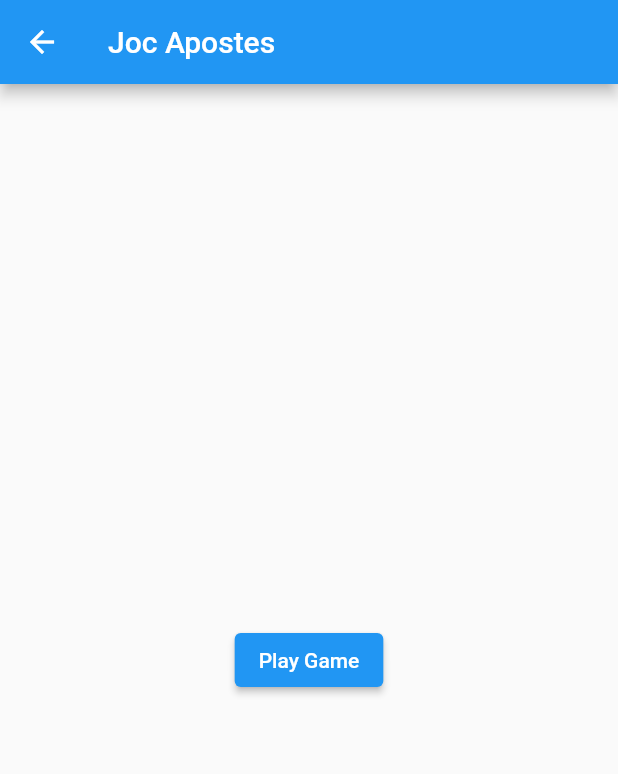
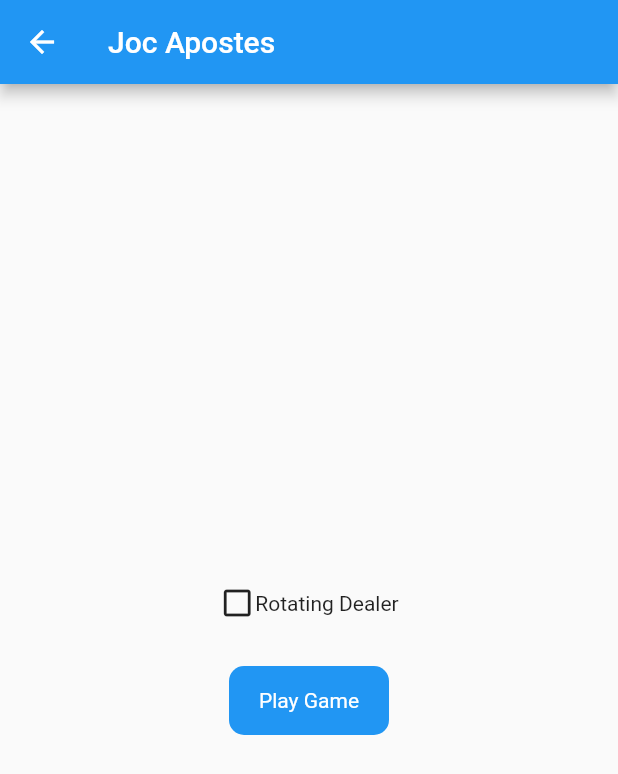
Before and after one commit to Morgan1420/app_apostes, a Flutter app: the SelectGameScreen screen opened directly, on a phone screen of 412 x 824 dp. Shown: the top 774 px of the screen. Run offline on Flutter 3.47's test engine with Material 2 defaults, Android fonts, the phone set to English and light mode, and no system bars.

Commit message:
creating game game structure done

```diff
--- a/flutter_app/app_apostes_v0/lib/AppScreens/main.dart
+++ b/flutter_app/app_apostes_v0/lib/AppScreens/main.dart
@@ -57,7 +57,7 @@ class MainApp extends StatelessWidget {
                   MaterialPageRoute(
                       builder: (context) => const CreateGameScreen()),
                 );
-                game.jugadors.clear();
+                game.resetejarJoc();
                 game.afegirJugador("Jugador 1");
               },
               child: Center(
@@ -67,7 +67,7 @@ class MainApp extends StatelessWidget {
                   decoration: BoxDecoration(
                       color: Colors.blue,
                       borderRadius: BorderRadius.circular(10)),
-                  child: const Text("Change screen",
+                  child: const Text("Create New Game",
                       style: TextStyle(color: Colors.white)),
                 ),
               ),
--- a/flutter_app/app_apostes_v0/lib/AppScreens/select_game_options_screen.dart
+++ b/flutter_app/app_apostes_v0/lib/AppScreens/select_game_options_screen.dart
@@ -2,6 +2,8 @@ import 'package:app_apostes_v0/AppScreens/playGameScreen.dart';
 import 'package:flutter/material.dart';
 import 'select_money_screen.dart';
 import 'playGameScreen.dart';
+import '../GameMechanics/class_game.dart';
+import 'main.dart';
 
 class SelectGameScreen extends StatefulWidget {
   const SelectGameScreen({Key? key}) : super(key: key);
@@ -19,15 +21,51 @@ class _SelectScreenState extends State<SelectGameScreen> {
         child: Column(
           children: [
             const Expanded(child: SizedBox()),
-            ElevatedButton(
-                onPressed: () {
+            Row(
+              children: [
+                Expanded(child: Container()),
+                GestureDetector(
+                  onTap: () {
+                    setState(() {
+                      game.rotatingDealer = !game.rotatingDealer;
+                    });
+                  },
+                  child: game.rotatingDealer
+                      ? const Icon(
+                          Icons.check_box,
+                          color: Colors.green,
+                        )
+                      : const Icon(
+                          Icons.check_box_outline_blank,
+                        ),
+                ),
+                const Text("Rotating Dealer"),
+                Expanded(child: Container()),
+              ],
+            ),
+            const SizedBox(
+              height: 30,
+            ),
+            GestureDetector(
+              onTap: () {
                 Navigator.push(
                   context,
                   MaterialPageRoute(
                       builder: (context) => const PlayGameScreen()),
                 );
               },
-                child: const Text("Play Game")),
+              child: Center(
+                child: Container(
+                  padding:
+                      const EdgeInsets.symmetric(horizontal: 20, vertical: 15),
+                  decoration: BoxDecoration(
+                      color: Colors.blue,
+                      borderRadius: BorderRadius.circular(10)),
+                  child: const Text("Play Game",
+                      style: TextStyle(color: Colors.white)),
+                ),
+              ),
+            ),
             const Expanded(child: SizedBox()),
           ],
         ),
```
Also changed, not shown: flutter_app/app_apostes_v0/lib/AppScreens/select_money_screen.dart (+18 -13 lines), flutter_app/app_apostes_v0/lib/GameMechanics/clase_jugador.dart (+22 -4 lines), flutter_app/app_apostes_v0/lib/GameMechanics/class_game.dart (+22 -0 lines), 1 other file. Lines whose indentation alone changed are shown as unchanged.
